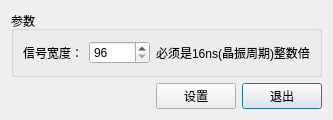
First picture: the form in signalwidthsetting.ui, repository MrXiaomao/HardXrayCamera, before the edit.
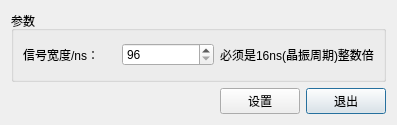
Second picture: the form after the edit.

Patch:
```diff
--- a/signalwidthsetting.ui
+++ b/signalwidthsetting.ui
@@ -6,8 +6,8 @@
    <rect>
     <x>0</x>
     <y>0</y>
-    <width>266</width>
-    <height>120</height>
+    <width>397</width>
+    <height>125</height>
    </rect>
   </property>
   <property name="windowTitle">
@@ -36,7 +36,7 @@
       <item row="0" column="0">
        <widget class="QLabel" name="label">
         <property name="text">
-         <string>信号宽度：</string>
+         <string>信号宽度/ns：</string>
         </property>
        </widget>
       </item>
```
